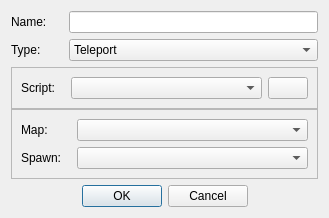
Before: the Qt Designer form Editor/addaction.ui in LBALab/lbanet, drawn with Qt 5.
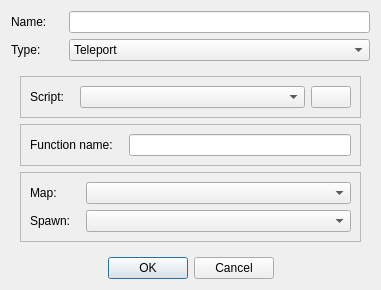
After: the same form once the commit is applied. Icons and pictures are not drawn.

Commit message: added timer trigger and custom action

Diff of the .ui file:
```diff
--- a/Editor/addaction.ui
+++ b/Editor/addaction.ui
@@ -9,8 +9,8 @@
    <rect>
     <x>0</x>
     <y>0</y>
-    <width>329</width>
-    <height>217</height>
+    <width>381</width>
+    <height>259</height>
    </rect>
   </property>
   <property name="sizePolicy">
@@ -76,12 +76,6 @@
    <item row="2" column="0" colspan="3">
     <widget class="QFrame" name="frame_custom">
      <layout class="QVBoxLayout" name="verticalLayout">
-      <property name="spacing">
-       <number>0</number>
-      </property>
-      <property name="margin">
-       <number>0</number>
-      </property>
       <item>
        <widget class="QFrame" name="frame_script">
         <property name="frameShape">
@@ -143,6 +137,50 @@
         </layout>
        </widget>
       </item>
+      <item>
+       <widget class="QFrame" name="frame_customAct">
+        <property name="frameShape">
+         <enum>QFrame::StyledPanel</enum>
+        </property>
+        <property name="frameShadow">
+         <enum>QFrame::Raised</enum>
+        </property>
+        <layout class="QHBoxLayout" name="horizontalLayout">
+         <item>
+          <widget class="QLabel" name="label_4">
+           <property name="sizePolicy">
+            <sizepolicy hsizetype="Fixed" vsizetype="Preferred">
+             <horstretch>0</horstretch>
+             <verstretch>0</verstretch>
+            </sizepolicy>
+           </property>
+           <property name="text">
+            <string>Function name:</string>
+           </property>
+          </widget>
+         </item>
+         <item>
+          <spacer name="horizontalSpacer_4">
+           <property name="orientation">
+            <enum>Qt::Horizontal</enum>
+           </property>
+           <property name="sizeType">
+            <enum>QSizePolicy::Fixed</enum>
+           </property>
+           <property name="sizeHint" stdset="0">
+            <size>
+             <width>10</width>
+             <height>20</height>
+            </size>
+           </property>
+          </spacer>
+         </item>
+         <item>
+          <widget class="QLineEdit" name="lineEdit_customaction"/>
+         </item>
+        </layout>
+       </widget>
+      </item>
       <item>
        <widget class="QFrame" name="frame_TP">
         <property name="enabled">
```
Left out of the diff: 5 changed lines with no effect on the pictures. The commit also changes 4 other files.
